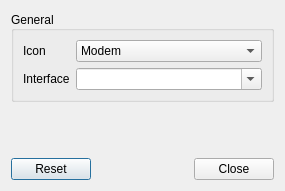
Above: plugin-networkmonitor/lxqtnetworkmonitorconfiguration.ui from lxqt/lxqt-panel before the change. Below: the same form after it.
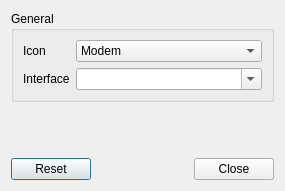
That is the form after the change. Icons and pictures are not drawn.

Commit message: plugin-networkmonitor: Remove groupbox properties and AlignVCenter

```diff
--- a/plugin-networkmonitor/lxqtnetworkmonitorconfiguration.ui
+++ b/plugin-networkmonitor/lxqtnetworkmonitorconfiguration.ui
@@ -19,15 +19,6 @@
      <property name="title">
       <string>General</string>
      </property>
-     <property name="alignment">
-      <set>Qt::AlignLeading|Qt::AlignLeft|Qt::AlignVCenter</set>
-     </property>
-     <property name="flat">
-      <bool>false</bool>
-     </property>
-     <property name="checkable">
-      <bool>false</bool>
-     </property>
      <layout class="QGridLayout" name="gridLayout">
       <item row="0" column="0">
        <widget class="QLabel" name="iconLabel">
```
